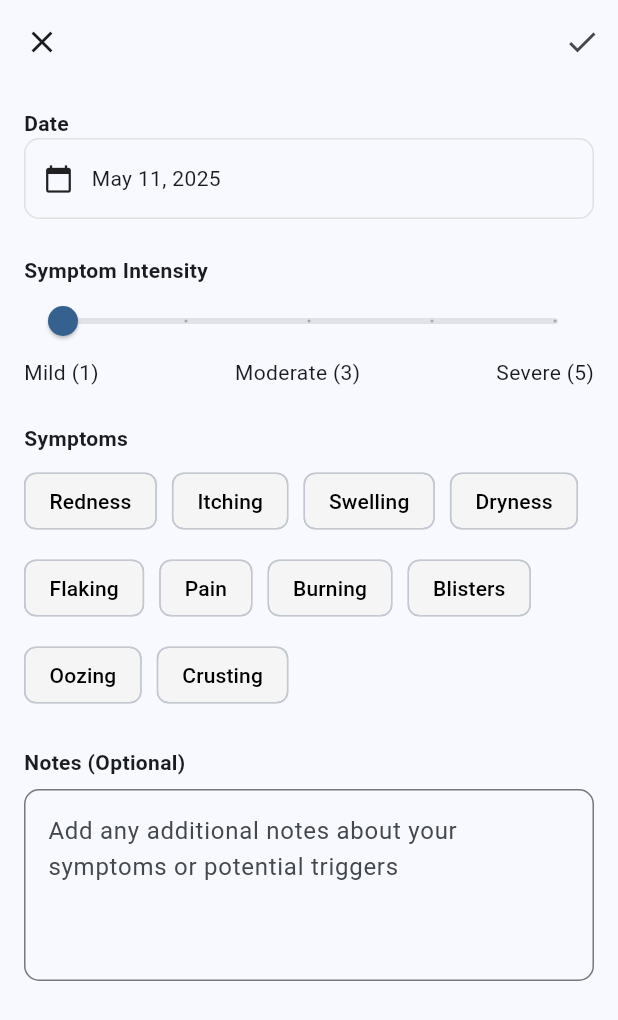
After one commit to izhaan-s/Zeema, a Flutter app: the screen it shows after launch, item 3 of the bottom bar chosen, after a tap on "Log Symptoms", on a phone screen of 412 x 824 dp. The commit adds this screen. Shown: the top 1020 px of the screen. Run offline on Flutter 3.47's test engine with Material 3 defaults, Android fonts, the phone set to English and light mode, and no system bars; our stand-ins replace drift, image_picker, supabase_flutter; accounts and stored records are empty; generated files the repository leaves out were written again.

Commit message:
Big changes - also completed UI for symtpom screen

```diff
--- a/eczema_health/lib/features/auth/screens/verification_screen.dart
+++ b/eczema_health/lib/features/auth/screens/verification_screen.dart
@@ -5,9 +5,9 @@ class VerificationScreen extends StatelessWidget {
   final String email;
 
   const VerificationScreen({
-    Key? key,
+    super.key,
     required this.email,
-  }) : super(key: key);
+  });
 
   @override
   Widget build(BuildContext context) {
--- a/eczema_health/lib/features/photo_tracking/screens/photo_gallery_screen.dart
+++ b/eczema_health/lib/features/photo_tracking/screens/photo_gallery_screen.dart
@@ -1,4 +1,3 @@
-import 'package:flutter/widgets.dart';
 import 'package:flutter/material.dart';
 import '../../../navigation/app_router.dart';
 
--- a/eczema_health/lib/features/photo_tracking/widgets/body_part_selector.dart
+++ b/eczema_health/lib/features/photo_tracking/widgets/body_part_selector.dart
@@ -17,10 +17,10 @@ class BodyPartSelector extends StatelessWidget {
   };
 
   const BodyPartSelector({
-    Key? key,
+    super.key,
     required this.selectedBodyPart,
     required this.onSelected,
-  }) : super(key: key);
+  });
 
   @override
   Widget build(BuildContext context) {
--- a/eczema_health/lib/features/photo_tracking/widgets/image_picker_section.dart
+++ b/eczema_health/lib/features/photo_tracking/widgets/image_picker_section.dart
@@ -1,6 +1,5 @@
 import 'dart:io';
 import 'package:flutter/material.dart';
-import 'package:image_picker/image_picker.dart';
 
 class ImagePickerSection extends StatelessWidget {
   final File? selectedImage;
@@ -9,12 +8,12 @@ class ImagePickerSection extends StatelessWidget {
   final VoidCallback onPickCamera;
 
   const ImagePickerSection({
-    Key? key,
+    super.key,
     required this.selectedImage,
     required this.isLoading,
     required this.onPickGallery,
     required this.onPickCamera,
-  }) : super(key: key);
+  });
 
   @override
   Widget build(BuildContext context) {
--- a/eczema_health/lib/features/photo_tracking/widgets/notes_input.dart
+++ b/eczema_health/lib/features/photo_tracking/widgets/notes_input.dart
@@ -3,7 +3,7 @@ import 'package:flutter/material.dart';
 class NotesInput extends StatelessWidget {
   final TextEditingController controller;
 
-  const NotesInput({Key? key, required this.controller}) : super(key: key);
+  const NotesInput({super.key, required this.controller});
 
   @override
   Widget build(BuildContext context) {
--- a/eczema_health/lib/features/profile/screens/profile_screen.dart
+++ b/eczema_health/lib/features/profile/screens/profile_screen.dart
@@ -1,7 +1,7 @@
 import 'package:flutter/material.dart';
 
 class ProfileScreen extends StatelessWidget {
-  const ProfileScreen({Key? key}) : super(key: key);
+  const ProfileScreen({super.key});
 
   @override
   Widget build(BuildContext context) {
@@ -116,11 +116,11 @@ class ProfileOption extends StatelessWidget {
   final VoidCallback onTap;
 
   const ProfileOption({
-    Key? key,
+    super.key,
     required this.icon,
     required this.title,
     required this.onTap,
-  }) : super(key: key);
+  });
 
   @override
   Widget build(BuildContext context) {
--- a/eczema_health/lib/features/reminders/screens/reminders_screen.dart
+++ b/eczema_health/lib/features/reminders/screens/reminders_screen.dart
@@ -1,4 +1,3 @@
-import 'package:flutter/widgets.dart';
 import 'package:flutter/material.dart';
 import '../../../navigation/app_router.dart';
 import '../../../data/repositories/cloud/reminder_repository.dart';
--- /dev/null
+++ b/eczema_health/lib/features/symptom_tracking/screens/symptom_input_screen.dart
@@ -0,0 +1,156 @@
+import 'package:flutter/material.dart';
+import 'package:intl/intl.dart';
+
+class SymptomInputScreen extends StatefulWidget {
+  const SymptomInputScreen({super.key});
+
+  @override
+  State<SymptomInputScreen> createState() => _SymptomInputScreenState();
+}
+
+class _SymptomInputScreenState extends State<SymptomInputScreen> {
+  DateTime selectedDate = DateTime.now();
+  double intensity = 1;
+  final List<String> symptoms = [
+    'Redness',
+    'Itching',
+    'Swelling',
+    'Dryness',
+    'Flaking',
+    'Pain',
+    'Burning',
+    'Blisters',
+    'Oozing',
+    'Crusting'
+  ];
+  final Set<String> selectedSymptoms = {};
+  final TextEditingController notesController = TextEditingController();
+
+  Future<void> _selectDate(BuildContext context) async {
+    final picked = await showDatePicker(
+      context: context,
+      initialDate: selectedDate,
+      firstDate: DateTime(2020),
+      lastDate: DateTime(2100),
+    );
+    if (picked != null) {
+      setState(() => selectedDate = picked);
+    }
+  }
+
+  @override
+  Widget build(BuildContext context) {
+    return Scaffold(
+      appBar: AppBar(
+        automaticallyImplyLeading: false,
+        leading: IconButton(
+          icon: const Icon(Icons.close),
+          onPressed: () => Navigator.pop(context),
+        ),
+        actions: [
+          IconButton(
+            icon: const Icon(Icons.check),
+            onPressed: () {
+              // TODO: Submit logic
+              Navigator.pop(context);
+            },
+          ),
+        ],
+      ),
+      body: Padding(
+        padding: const EdgeInsets.all(16),
+        child: SingleChildScrollView(
+          child: Column(
+            crossAxisAlignment: CrossAxisAlignment.start,
+            children: [
+              const Text("Date", style: TextStyle(fontWeight: FontWeight.bold)),
+              GestureDetector(
+                onTap: () => _selectDate(context),
+                child: Container(
+                  padding:
+                      const EdgeInsets.symmetric(horizontal: 12, vertical: 16),
+                  decoration: BoxDecoration(
+                    border: Border.all(color: Colors.grey.shade300),
+                    borderRadius: BorderRadius.circular(10),
+                  ),
+                  child: Row(
+                    children: [
+                      const Icon(Icons.calendar_today, size: 20),
+                      const SizedBox(width: 12),
+                      Text(DateFormat.yMMMMd().format(selectedDate)),
+                    ],
+                  ),
+                ),
+              ),
+              const SizedBox(height: 24),
+              const Text("Symptom Intensity",
+                  style: TextStyle(fontWeight: FontWeight.bold)),
+              Slider(
+                value: intensity,
+                min: 1,
+                max: 5,
+                divisions: 4,
+                label: intensity.toInt().toString(),
+                onChanged: (value) {
+                  setState(() => intensity = value);
+                },
+              ),
+              Row(
+                mainAxisAlignment: MainAxisAlignment.spaceBetween,
+                children: const [
+                  Text("Mild (1)"),
+                  Text("Moderate (3)"),
+                  Text("Severe (5)"),
+                ],
+              ),
+              const SizedBox(height: 24),
+              const Text("Symptoms",
+                  style: TextStyle(fontWeight: FontWeight.bold)),
+              const SizedBox(height: 8),
+              Wrap(
+                spacing: 10,
+                runSpacing: 10,
+                children: symptoms.map((symptom) {
+                  final isSelected = selectedSymptoms.contains(symptom);
+                  return ChoiceChip(
+                    label: Text(symptom),
+                    selected: isSelected,
+                    onSelected: (_) {
+                      setState(() {
+                        if (isSelected) {
+                          selectedSymptoms.remove(symptom);
+                        } else {
+                          selectedSymptoms.add(symptom);
+                        }
+                      });
+                    },
+                    selectedColor: Colors.blue.shade100,
+                    backgroundColor: Colors.grey.shade100,
+                    labelStyle: TextStyle(
+                      color: isSelected ? Colors.blue.shade700 : Colors.black,
+                    ),
+                  );
+                }).toList(),
+              ),
+              const SizedBox(height: 24),
+              const Text("Notes (Optional)",
+                  style: TextStyle(fontWeight: FontWeight.bold)),
+              const SizedBox(height: 8),
+              TextField(
+                controller: notesController,
+                maxLines: 4,
+                decoration: InputDecoration(
+                  hintText:
+                      "Add any additional notes about your symptoms or potential triggers",
+                  border: OutlineInputBorder(
+                    borderRadius: BorderRadius.circular(10),
+                  ),
+                ),
+              ),
+            ],
+          ),
+        ),
+      ),
+    );
+  }
+}
--- a/eczema_health/lib/features/symptom_tracking/screens/symptom_tracking_screen.dart
+++ b/eczema_health/lib/features/symptom_tracking/screens/symptom_tracking_screen.dart
@@ -0,0 +1,46 @@
+import 'package:eczema_health/features/symptom_tracking/screens/symptom_input_screen.dart';
+import 'package:flutter/material.dart';
+
+class SymptomTrackingScreen extends StatefulWidget {
+  const SymptomTrackingScreen({super.key});
+
+  @override
+  State<SymptomTrackingScreen> createState() => _SymptomTrackingScreenState();
+}
+
+class _SymptomTrackingScreenState extends State<SymptomTrackingScreen> {
+  @override
+  Widget build(BuildContext context) {
+    return Scaffold(
+      appBar: AppBar(
+        title: const Text('Symptoms',
+            style: TextStyle(fontWeight: FontWeight.bold)),
+        actions: [
+          Padding(
+            padding: const EdgeInsets.symmetric(horizontal: 12.0),
+            child: TextButton.icon(
+              style: TextButton.styleFrom(
+                backgroundColor: Colors.blue,
+                foregroundColor: Colors.white,
+                shape: RoundedRectangleBorder(
+                  borderRadius: BorderRadius.circular(12),
+                ),
+              ),
+              onPressed: () {
+                Navigator.push(
+                    context,
+                    MaterialPageRoute(
+                        builder: (context) => const SymptomInputScreen()));
+              },
+              icon: const Icon(Icons.add, size: 18),
+              label: const Text('Log Symptoms'),
+            ),
+          ),
+        ],
+      ),
+      body: const Center(
+        child: Text('Welcome to the symptom tracking screen'),
+      ),
+    );
+  }
+}
--- a/eczema_health/lib/navigation/app_router.dart
+++ b/eczema_health/lib/navigation/app_router.dart
@@ -8,6 +8,7 @@ import '../features/reminders/screens/reminders_screen.dart';
 import '../features/reminders/screens/add_reminder_screen.dart';
 import '../features/photo_tracking/screens/photo_upload_screen.dart';
 import '../features/photo_tracking/screens/photo_gallery_screen.dart';
+import '../features/symptom_tracking/screens/symptom_tracking_screen.dart';
 
 // Class for passing email to verification screen
 class VerificationScreenArguments {
@@ -26,9 +27,10 @@ class AppRouter {
   static const String addReminder = '/addReminder';
   static const String photoUpload = '/photoUpload';
   static const String photoGallery = '/photoGallery';
+  static const String symptomTracking = '/symptomTracking';
 
   static Route<dynamic> generateRoute(RouteSettings settings) {
-    switch(settings.name) {
+    switch (settings.name) {
       case login:
         return MaterialPageRoute(
           builder: (_) => const LoginScreen(),
@@ -68,6 +70,10 @@ class AppRouter {
         return MaterialPageRoute(
           builder: (_) => const PhotoGalleryScreen(),
         );
+      case symptomTracking:
+        return MaterialPageRoute(
+          builder: (_) => const SymptomTrackingScreen(),
+        );
       default:
         return MaterialPageRoute(
           builder: (_) => const LoginScreen(),
--- a/eczema_health/lib/utils/nav_bar.dart
+++ b/eczema_health/lib/utils/nav_bar.dart
@@ -21,15 +21,15 @@ class BottomNav extends StatelessWidget {
   final int selectedIndex;
   final ValueChanged<int> onTabSelected;
   const BottomNav(
-      {Key? key, required this.selectedIndex, required this.onTabSelected})
-      : super(key: key);
+      {super.key, required this.selectedIndex, required this.onTabSelected});
 
   @override
   Widget build(BuildContext context) {
     return Container(
-      height: 64,
-      padding: const EdgeInsets.symmetric(horizontal: 24, vertical: 10),
-      margin: const EdgeInsets.fromLTRB(24, 0, 24, 24), // more bottom margin
+      height: 80,
+      padding: const EdgeInsets.symmetric(horizontal: 24, vertical: 6),
+      margin: const EdgeInsets.fromLTRB(
+          8, 0, 8, 24), // reduced margin for wider navbar
       decoration: BoxDecoration(
         color: Theme.of(context)
             .colorScheme
@@ -45,7 +45,6 @@ class BottomNav extends StatelessWidget {
             spreadRadius: 2,
           ),
         ],
-        // Optional: add a border for more separation
         border: Border.all(
           color: Theme.of(context).colorScheme.outline.withValues(alpha: 0.10),
           width: 1.2,
@@ -87,6 +86,22 @@ class BottomNav extends StatelessWidget {
                             .withValues(alpha: 0.6),
                   ),
                 ),
+                SizedBox(height: 4),
+                Text(
+                  bottomNavItems[index],
+                  style: TextStyle(
+                    fontSize: 12,
+                    fontWeight: selectedIndex == index
+                        ? FontWeight.bold
+                        : FontWeight.normal,
+                    color: selectedIndex == index
+                        ? Theme.of(context).colorScheme.primary
+                        : Theme.of(context)
+                            .colorScheme
+                            .onSurface
+                            .withValues(alpha: 0.7),
+                  ),
+                ),
               ],
             ),
           ),
--- a/eczema_health/pubspec.yaml
+++ b/eczema_health/pubspec.yaml
@@ -45,6 +45,7 @@ dependencies:
   path_provider: ^2.1.5
   drift_flutter: ^0.2.4
   sqlite3_flutter_libs: ^0.5.32
+  table_calendar: ^3.2.0
 
 dev_dependencies:
   flutter_test:
```
Also changed, not shown: eczema_health/lib/features/dashboard/screens/dashboard_screen.dart (+0 -8 lines), eczema_health/lib/features/reminders/screens/add_reminder_screen.dart (+4 -4 lines), eczema_health/lib/features/symptom_tracking/widgets/symptom_window.dart (added, +74 -0 lines), eczema_health/lib/main.dart (+4 -5 lines).
